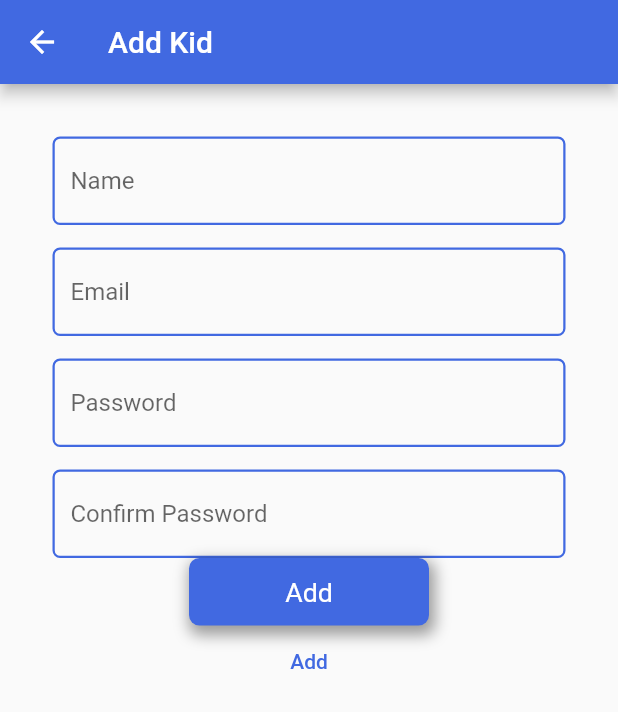
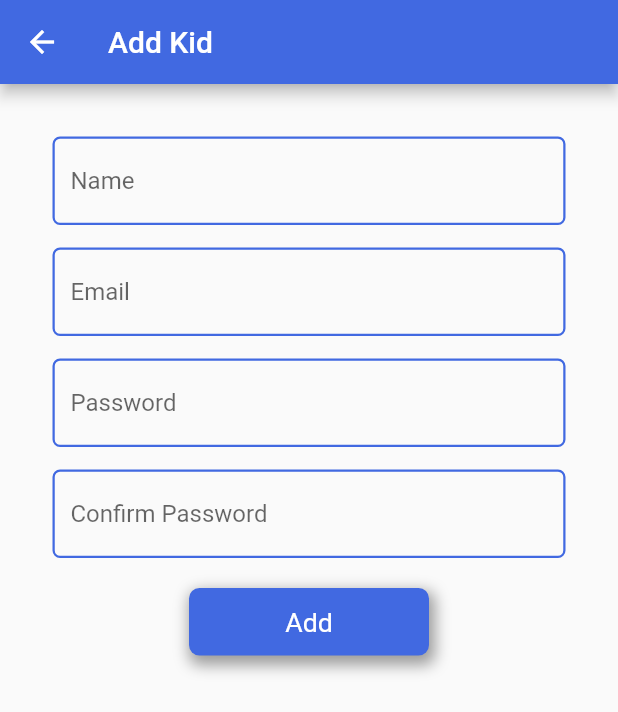
Before and after one commit to insertmike/andromeda-finance-paysafe, a Flutter app: the AddKidScreen screen opened by its route, on a phone screen of 412 x 824 dp. Shown: the top 712 px of the screen. Run offline on Flutter 3.47's test engine with Material 2 defaults, Android fonts, the phone set to English and light mode, and no system bars; Roboto replaces fonts that are missing (OpenSans).

Commit message:
Add Page Screen Modifications

```diff
--- a/frontend/lib/screens/add_kid_screen.dart
+++ b/frontend/lib/screens/add_kid_screen.dart
@@ -1,9 +1,9 @@
-import 'dart:ffi';
-
 import 'package:flutter/material.dart';
 import 'package:kidromeda/widgets/custom_snackbar.dart';
 import '../theme.dart';
 import '../widgets/default_btn.dart';
+import 'dart:async';
+import 'dart:io';
 
 class AddKidScreen extends StatefulWidget {
   static const routeName = '/addKidScreen';
@@ -81,6 +81,9 @@ class _AddKidScreenState extends State<AddKidScreen> {
                       decoration: customInputDecoration.copyWith(
                           hintText: "Confirm Password"),
                     ),
+                    SizedBox(
+                      height: 20,
+                    ),
                     InkWell(
                       child: defaultBtn(context, 'Add'),
                       onTap: () => {
@@ -89,16 +92,12 @@ class _AddKidScreenState extends State<AddKidScreen> {
                             _scaffoldKey.currentState.showSnackBar(
                                 CustomSnackbar.buildSuccessSnackBar(
                                     context, 'Success')),
-                            Navigator.of(context).pop(true)
+                            Future.delayed(Duration(seconds: 2)).then((_) {
+                              // this code is executed after the future ends.
+                              Navigator.of(context).pop(true);
+                            }),
                           }
                       },
-                    ),
-                    FlatButton(
-                      child: new Text(
-                        'Add',
-                        style: TextStyle(color: Theme.of(context).primaryColor),
-                      ),
-                      onPressed: () {},
                     ),
                   ],
                 ),
```
